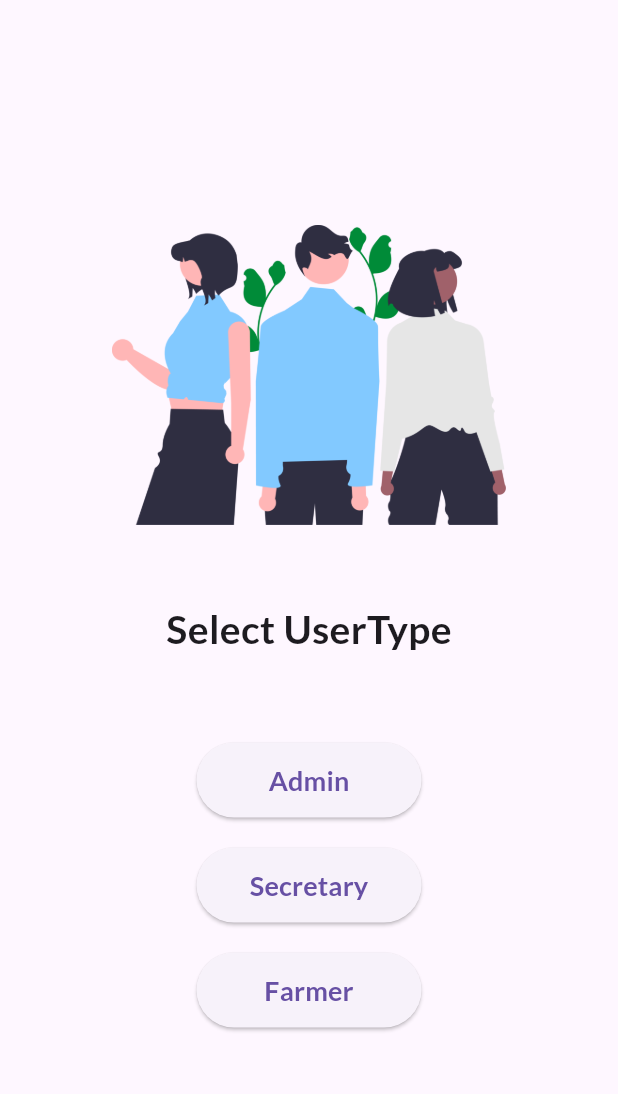
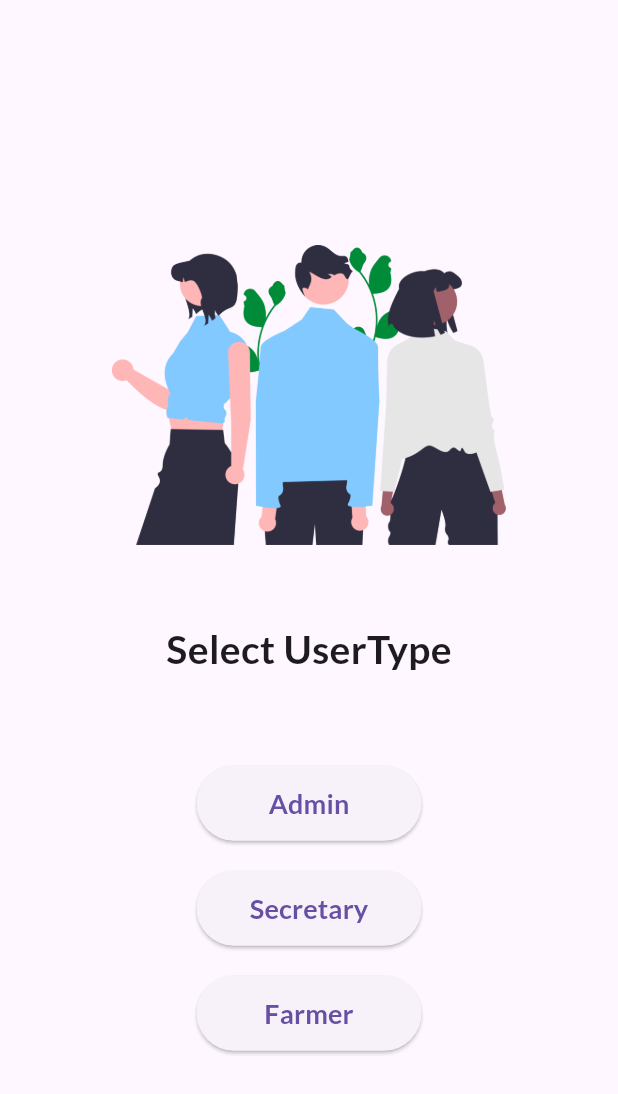
Before and after one commit to Deepanshu9229/Farmer-App-Full-public, a Flutter app: the screen it shows after launch, on a phone screen of 412 x 824 dp. Shown: the top 1094 px of the screen. Run offline on Flutter 3.47's test engine with Material 3 defaults, Android fonts, the phone set to English and light mode, and no system bars; our stand-ins replace cached_network_image, flutter_dotenv, flutter_spinkit, geocoding, geolocator, google_fonts and 2 more; missing offline and left inert: model_viewer_plus, wifi_scan.

Commit message:
login_integrated

```diff
--- a/frontend/lib/main.dart
+++ b/frontend/lib/main.dart
@@ -12,9 +12,13 @@ import 'package:frontend/pages/user_select_page.dart';
 import 'pages/home_page.dart';
 import 'package:google_fonts/google_fonts.dart';
 import './utils/routes.dart';
+import 'package:flutter_dotenv/flutter_dotenv.dart';
 
 
-void main() {
+Future<void> main() async {
+  WidgetsFlutterBinding.ensureInitialized(); // Ensure async operations complete
+  await dotenv.load(fileName: ".env"); // Load .env file
+
   runApp(const MyApp());
 }
 
--- a/frontend/lib/pages/user_select_page.dart
+++ b/frontend/lib/pages/user_select_page.dart
@@ -1,17 +1,50 @@
 import 'package:flutter/material.dart';
-// import 'package:frontend/pages/phone_page.dart';
+import 'package:flutter_dotenv/flutter_dotenv.dart';
+import 'package:http/http.dart' as http;
+import 'dart:convert';
 import '../utils/routes.dart';
 
 class UserSelectPage extends StatelessWidget {
   const UserSelectPage({super.key});
 
+  Future<void> sendUserType(String userType, BuildContext context) async {
+    final String baseUrl = dotenv.env['API_BASE_URL_DEV'] ?? 'http://localhost:4000';
+    final String url = "$baseUrl/api/auth/select-user-type";
+
+    print("Attempting to connect to: $url");
+
+    try {
+      final response = await http.post(
+        Uri.parse(url),
+        headers: {"Content-Type": "application/json"},
+        body: jsonEncode({"userType": userType}),
+      );
+
+       print("Response status: ${response.statusCode}");
+       print("Response body: ${response.body}");
+
+      if (response.statusCode == 200) {
+        Navigator.pushNamed(context, MyRoutes.phoneRoute, arguments: {'userType': userType});
+      } else {
+        ScaffoldMessenger.of(context).showSnackBar(
+          const SnackBar(content: Text("Error: Unable to select user type")),
+        );
+      }
+    } catch (e) {
+      ScaffoldMessenger.of(context).showSnackBar(
+        SnackBar(content: Text("Error: ${e.toString()}")),
+      );
+    }
+  }
+
   @override
   Widget build(BuildContext context) {
-    return Material(
-      child: SingleChildScrollView(
+    return Scaffold( // Changed from Material to Scaffold
+     body: Center(
+       child: SingleChildScrollView(
         child: Column(
           children: [
-            const SizedBox(height: 150),
+            const SizedBox(height: 50),
             Image.asset('assets/images/user.png', height: 200),
             const SizedBox(height: 50),
             const Text(
@@ -21,59 +54,32 @@ class UserSelectPage extends StatelessWidget {
             const SizedBox(height: 50),
             Column(
               children: [
-                Padding(
-                  padding: const EdgeInsets.all(8.0),
-                  child: SizedBox(
-                    width: 150, height: 50,
-                    child: ElevatedButton(
-                      onPressed: () {
-                        Navigator.pushNamed(context, MyRoutes.phoneRoute, arguments:{'userType' : 'Admin'});
-                      },
-                      child: const Text(
-                        "Admin",
-                        style: TextStyle(
-                            fontSize: 18, fontWeight: FontWeight.bold),
-                      ),
-                    ),
-                  ),
-                ),
-                Padding(
-                  padding: const EdgeInsets.all(12.0),
-                  child: SizedBox(
-                    width: 150, height: 50,
-                    child: ElevatedButton(
-                      onPressed: () {
-                        Navigator.pushNamed(context, MyRoutes.phoneRoute, arguments: {'userType' : 'Secretary'});
-                      },
-                      child: const Text(
-                        "Secretary",
-                        style: TextStyle(
-                            fontSize: 18, fontWeight: FontWeight.bold),
-                      ),
-                    ),
-                  ),
-                ),
-                Padding(
-                  padding: const EdgeInsets.all(8.0),
-                  child: SizedBox(
-                    width: 150, height: 50,
-                    child: ElevatedButton(
-                      onPressed: () {
-                        Navigator.pushNamed(context, MyRoutes.phoneRoute, arguments: {'userType':'Farmer'});
-                      },
-                      child: const Text(
-                        "Farmer",
-                        style: TextStyle(
-                            fontSize: 18, fontWeight: FontWeight.bold),
-                      ),
-                    ),
-                  ),
-                ),
+                _userTypeButton(context, "Admin"),
+                _userTypeButton(context, "Secretary"),
+                _userTypeButton(context, "Farmer"),
               ],
             )
           ],
         ),
       ),
+     ),
+    );
+  }
+
+  Widget _userTypeButton(BuildContext context, String userType) {
+    return Padding(
+      padding: const EdgeInsets.all(10),
+      child: SizedBox(
+        width: 150,
+        height: 50,
+        child: ElevatedButton(
+          onPressed: () => sendUserType(userType, context),
+          child: Text(
+            userType,
+            style: const TextStyle(fontSize: 18, fontWeight: FontWeight.bold),
+          ),
+        ),
+      ),
     );
   }
 }
--- a/frontend/pubspec.yaml
+++ b/frontend/pubspec.yaml
@@ -21,6 +21,7 @@ dependencies:
   model_viewer_plus: ^1.9.1
   wifi_scan: ^0.4.1+1
   permission_handler: ^10.4.2
+  flutter_dotenv: ^5.2.1
 
 dev_dependencies:
   flutter_test:
@@ -31,6 +32,7 @@ flutter:
   uses-material-design: true
 
   assets:
+    - .env
     - assets/images/
     - assets/files/
     - assets/3d/Tree.glb
```
Also changed, not shown: frontend/lib/pages/phone_page.dart (+74 -23 lines), frontend/pubspec.lock, 2 other files.
